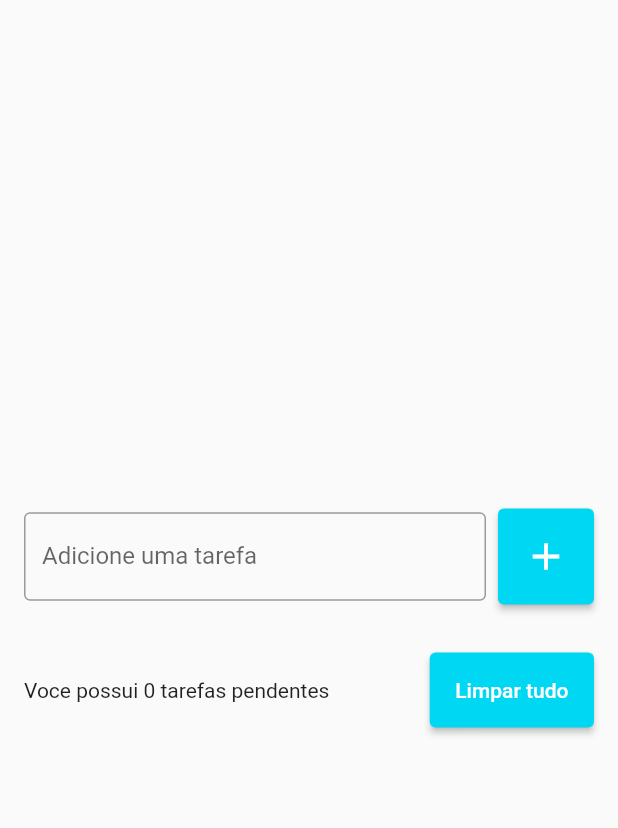
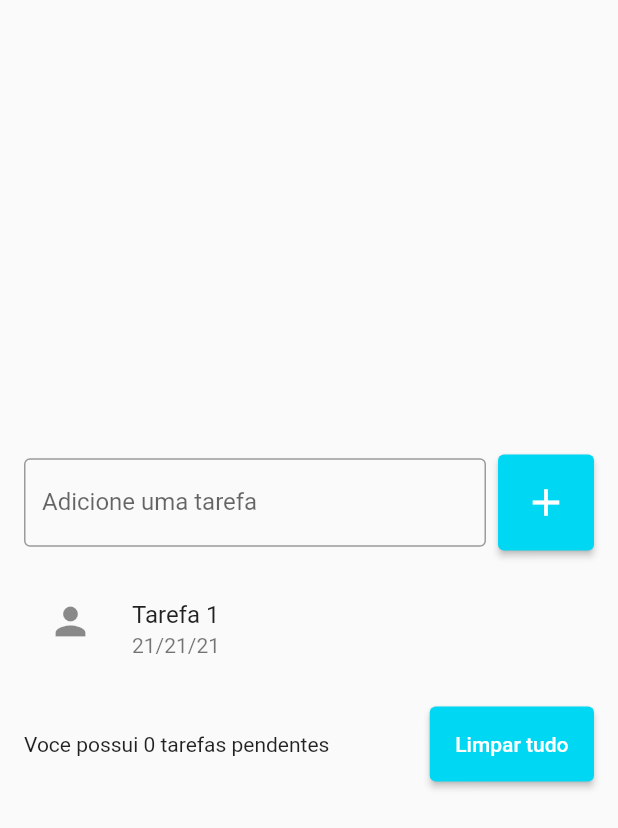
Before and after one commit to 9reis/app_lista_tarefas, a Flutter app: the screen it shows after launch, on a phone screen of 412 x 824 dp. Shown: the top 828 px of the screen. Run offline on Flutter 3.47's test engine with Material 2 defaults, Android fonts, the phone set to English and light mode, and no system bars.

Commit message:
Componente ListTile

```diff
--- a/lib/pages/todo_list_page.dart
+++ b/lib/pages/todo_list_page.dart
@@ -35,7 +35,16 @@ class TodoListPage extends StatelessWidget {
               SizedBox(height: 16),
               ListView(
                 shrinkWrap: true,
-                children: [],
+                children: [
+                  ListTile(
+                    title: Text("Tarefa 1"),
+                    subtitle: Text("21/21/21"),
+                    leading: Icon(Icons.person, size: 30),
+                    onTap: () {
+                      print("Tarefa 1");
+                    },
+                  )
+                ],
               ),
               SizedBox(height: 16),
               Row(
```
